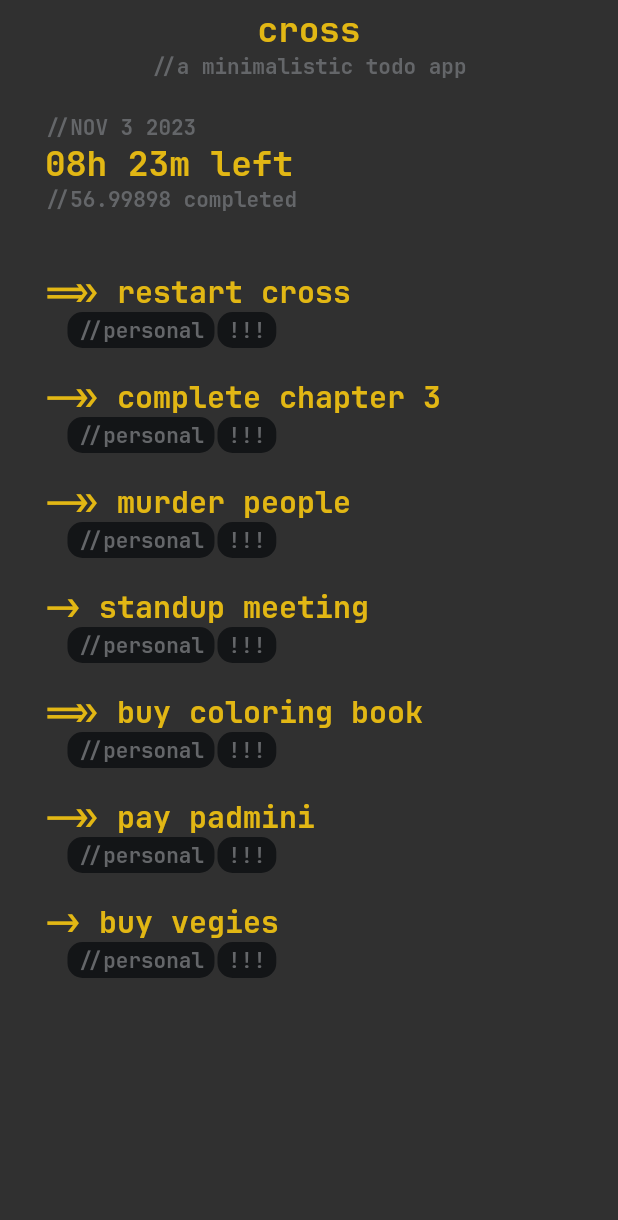
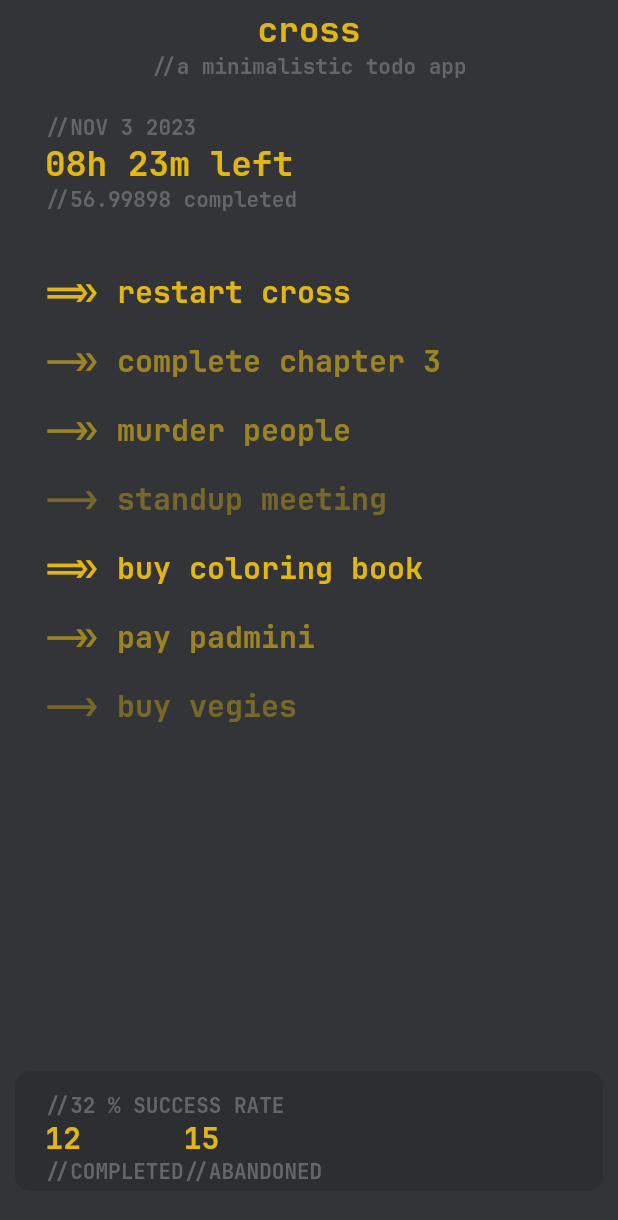
Before and after one commit to laggedskapari/cross, a Flutter app: the screen it shows after launch, on a phone screen of 412 x 824 dp. Shown: the top 1220 px of the screen. Run offline on Flutter 3.47's test engine with Material 2 defaults, Android fonts, the phone set to English and light mode, and no system bars.

Commit message:
+ Utility belt

```diff
--- a/lib/app.dart
+++ b/lib/app.dart
@@ -1,3 +1,4 @@
+import 'package:cross/widgets/utility_belt.dart';
 import 'package:flutter/material.dart';
 import 'package:cross/widgets/cross_app_bar.dart';
 import 'package:cross/widgets/tasks_view.dart';
@@ -6,24 +7,44 @@ import 'package:cross/model/task.dart';
 class Cross extends StatelessWidget {
   const Cross({super.key});
 
-
-
   @override
   Widget build(BuildContext context) {
-
     final registeredTasks = [
-      Task(taskTitle: 'restart cross', priority: PRIORITY.high, alertTime: DateTime.now()),
-      Task(taskTitle: 'complete chapter 3', priority: PRIORITY.medium, alertTime: DateTime.now()),
-      Task(taskTitle: 'murder people', priority: PRIORITY.medium, alertTime: DateTime.now()),
-      Task(taskTitle: 'standup meeting', priority: PRIORITY.low, alertTime: DateTime.now()),
-      Task(taskTitle: 'buy coloring book', priority: PRIORITY.high, alertTime: DateTime.now()),
-      Task(taskTitle: 'pay padmini', priority: PRIORITY.medium, alertTime: DateTime.now()),
-      Task(taskTitle: 'buy vegies', priority: PRIORITY.low, alertTime: DateTime.now()),
+      Task(
+          taskTitle: 'restart cross',
+          priority: PRIORITY.high,
+          alertTime: DateTime.now()),
+      Task(
+          taskTitle: 'complete chapter 3',
+          priority: PRIORITY.medium,
+          alertTime: DateTime.now()),
+      Task(
+          taskTitle: 'murder people',
+          priority: PRIORITY.medium,
+          alertTime: DateTime.now()),
+      Task(
+          taskTitle: 'standup meeting',
+          priority: PRIORITY.low,
+          alertTime: DateTime.now()),
+      Task(
+          taskTitle: 'buy coloring book',
+          priority: PRIORITY.high,
+          alertTime: DateTime.now()),
+      Task(
+          taskTitle: 'pay padmini',
+          priority: PRIORITY.medium,
+          alertTime: DateTime.now()),
+      Task(
+          taskTitle: 'buy vegies',
+          priority: PRIORITY.low,
+          alertTime: DateTime.now()),
     ];
 
     return Scaffold(
+      backgroundColor: Theme.of(context).colorScheme.background,
       appBar: const CrossAppBar(),
-      body: TaskView(tasks: registeredTasks)
+      body: TaskView(tasks: registeredTasks),
+      bottomNavigationBar: const UtilityBelt(),
     );
   }
 }
--- a/lib/main.dart
+++ b/lib/main.dart
@@ -4,9 +4,9 @@ import 'package:cross/app.dart';
 final crossTheme = ThemeData(
   colorScheme: ColorScheme.fromSeed(
     seedColor: const Color.fromARGB(255, 226, 183, 20),
-    brightness: Brightness.dark,
     primary: const Color.fromARGB(255, 226, 183, 20),
     background: const Color.fromARGB(255, 50, 52, 55),
+    secondary: const Color.fromARGB(255, 44, 46, 49),
   ),
   textTheme: const TextTheme(
     titleLarge: TextStyle(
--- a/lib/widgets/task_card.dart
+++ b/lib/widgets/task_card.dart
@@ -16,44 +16,9 @@ class TaskCard extends StatelessWidget {
           Container(
             margin: const EdgeInsets.fromLTRB(20, 0, 0, 0),
             child: Text(
-              '${(task.priority == PRIORITY.high) ? '=>>' : (task.priority == PRIORITY.medium) ? '->>' : '->' } ${task.taskTitle}',
-              style: Theme.of(context).textTheme.bodyLarge,
+              '${(task.priority == PRIORITY.high) ? '=>>' : (task.priority == PRIORITY.medium) ? '->>' : '-->' } ${task.taskTitle}',
+              style: TextStyle(fontFamily: 'JetBrainsMono', fontSize: 20, fontWeight: FontWeight.w700, color: (task.priority == PRIORITY.high) ? const Color.fromARGB(255, 226, 183, 20) : (task.priority == PRIORITY.medium) ? const Color.fromARGB(155, 226, 183, 20) : const Color.fromARGB(100, 226, 183, 20)),
             ),
-          ),
-          Row(
-            children: [
-              Container(
-                  margin: const EdgeInsets.fromLTRB(35, 0, 1, 0),
-                  padding: const EdgeInsets.symmetric(
-                    horizontal: 7,
-                    vertical: 3,
-                  ),
-                  decoration: BoxDecoration(
-                    borderRadius: BorderRadius.circular(10),
-                    color: const Color.fromARGB(255, 19, 21, 23),
-                  ),
-                  child: Text(
-                    '//personal',
-                    style: Theme.of(context).textTheme.labelLarge,
-                  )),
-              Container(
-                margin: const EdgeInsets.symmetric(
-                  horizontal: 1,
-                ),
-                padding: const EdgeInsets.symmetric(
-                  horizontal: 7,
-                  vertical: 3,
-                ),
-                decoration: BoxDecoration(
-                  borderRadius: BorderRadius.circular(10),
-                  color: const Color.fromARGB(255, 19, 21, 23),
-                ),
-                child: Text(
-                  '!!!',
-                  style: Theme.of(context).textTheme.labelLarge,
-                ),
-              ),
-            ],
           ),
         ],
       ),
--- /dev/null
+++ b/lib/widgets/utility_belt.dart
@@ -0,0 +1,51 @@
+import 'package:flutter/material.dart';
+
+class UtilityBelt extends StatefulWidget {
+  const UtilityBelt({super.key});
+
+  @override
+  State<UtilityBelt> createState() => _UtilityBeltState();
+}
+
+class _UtilityBeltState extends State<UtilityBelt> {
+  @override
+  Widget build(BuildContext context) {
+    return Container(
+      decoration: BoxDecoration(
+        color: Theme.of(context).colorScheme.secondary,
+        borderRadius: BorderRadius.circular(10),
+      ),
+      height: 80,
+      padding: const EdgeInsets.symmetric(horizontal: 20, vertical: 14),
+      margin: const EdgeInsets.fromLTRB(10, 0, 10, 30),
+      child: Row(
+        children: [
+          Column(
+            crossAxisAlignment: CrossAxisAlignment.start,
+            children: [
+              Text('//32 % SUCCESS RATE', style: Theme.of(context).textTheme.labelLarge,),
+              Row(
+                children: [
+                  Column(
+                    crossAxisAlignment: CrossAxisAlignment.start,
+                    children: [
+                      Text('12', style: Theme.of(context).textTheme.bodyLarge,),
+                      Text('//COMPLETED', style: Theme.of(context).textTheme.labelLarge,),
+                    ],
+                  ),
+                  Column(
+                    crossAxisAlignment: CrossAxisAlignment.start,
+                    children: [
+                      Text('15', style: Theme.of(context).textTheme.bodyLarge,),
+                      Text('//ABANDONED', style: Theme.of(context).textTheme.labelLarge,),
+                    ],
+                  ),
+                ],
+              )
+            ],
+          ),
+        ],
+      ),
+    );
+  }
+}
```
Also changed, not shown: lib/widgets/tasks_view.dart (+15 -4 lines).
